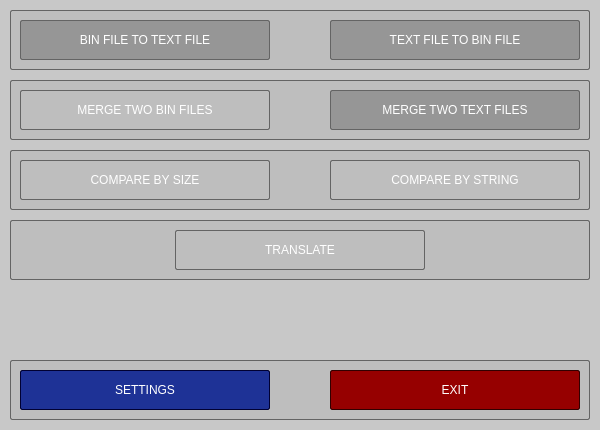
Before: the Qt Designer form src/Forms/MainWindow.ui in psv-git/BDOLang, drawn with Qt 5.
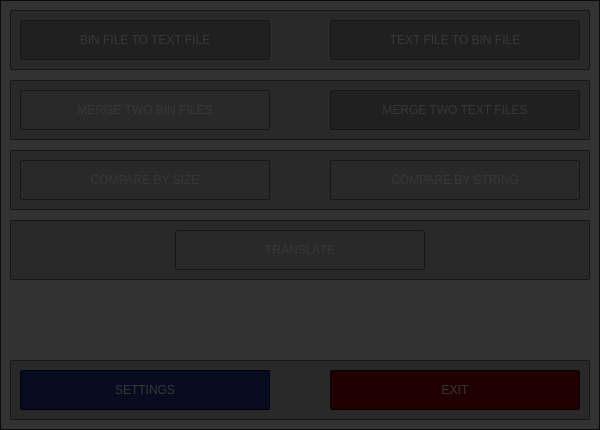
After: the same form once the commit is applied.

The edit to the form file:
```diff
--- a/src/Forms/MainWindow.ui
+++ b/src/Forms/MainWindow.ui
@@ -26,9 +26,12 @@
    <string notr="true">BDOLang ver.0.1 alpha</string>
   </property>
   <widget class="QWidget" name="centralWidget">
+   <property name="autoFillBackground">
+    <bool>false</bool>
+   </property>
    <property name="styleSheet">
     <string notr="true">QWidget  {
-	background-color: rgb(200, 200, 200);
+	background-color: rgb(230, 230, 230);
 }</string>
    </property>
    <widget class="QFrame" name="frame1">
@@ -340,7 +343,7 @@
      </property>
     </widget>
    </widget>
-   <widget class="QFrame" name="frame4">
+   <widget class="QFrame" name="frame5">
     <property name="geometry">
      <rect>
       <x>10</x>
@@ -445,7 +448,7 @@
      </property>
     </widget>
    </widget>
-   <widget class="QFrame" name="frame">
+   <widget class="QFrame" name="frame1">
     <property name="geometry">
      <rect>
       <x>10</x>
@@ -512,6 +515,33 @@
      </property>
     </widget>
    </widget>
+   <widget class="QFrame" name="glass">
+    <property name="enabled">
+     <bool>true</bool>
+    </property>
+    <property name="geometry">
+     <rect>
+      <x>0</x>
+      <y>0</y>
+      <width>600</width>
+      <height>430</height>
+     </rect>
+    </property>
+    <property name="autoFillBackground">
+     <bool>false</bool>
+    </property>
+    <property name="styleSheet">
+     <string notr="true">QFrame {
+background-color: rgba(0, 0, 0, 200);
+}</string>
+    </property>
+    <property name="frameShape">
+     <enum>QFrame::StyledPanel</enum>
+    </property>
+    <property name="frameShadow">
+     <enum>QFrame::Plain</enum>
+    </property>
+   </widget>
   </widget>
  </widget>
  <layoutdefault spacing="6" margin="11"/>
```
Left out of the diff: 6 changed lines with no effect on the pictures.
